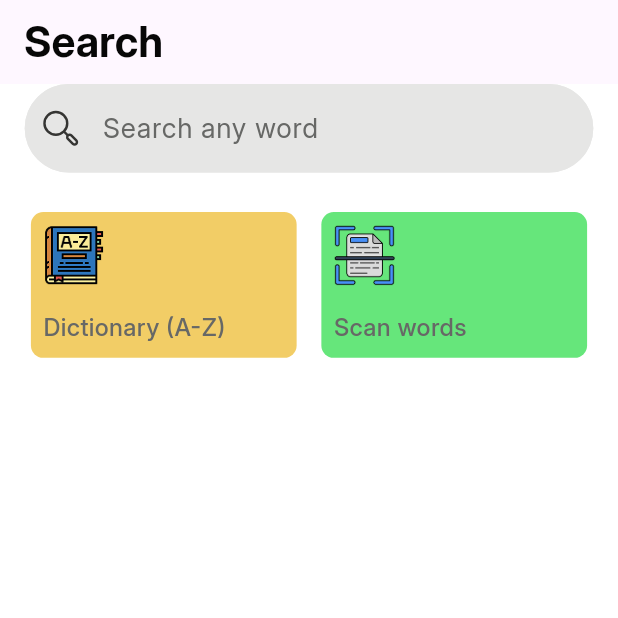
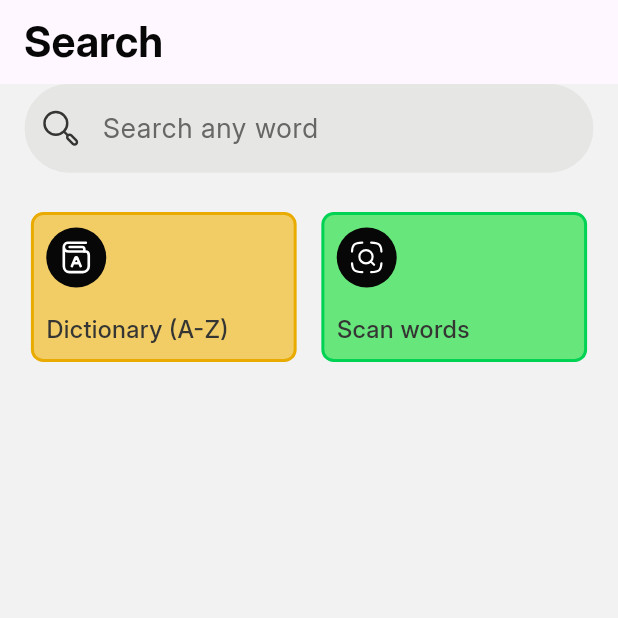
Before and after one commit to jerrito/Dictionary_app, a Flutter app: the DictionaryPage screen opened directly with empty values, on a phone screen of 412 x 824 dp, the top half of it. Run offline on Flutter 3.47's test engine with Material 3 defaults, Android fonts, the phone set to English and light mode, and no system bars; our stand-ins replace audioplayers, bloc, dartz, equatable, floor, flutter_bloc and 7 more; missing offline and left inert: data_connection_checker_nulls, google_mlkit_text_recognition, numerus; accounts and stored records are empty; generated files the repository leaves out were written again.

Commit message:
rf: home_ui changes

```diff
--- a/lib/core/assets/svgs.dart
+++ b/lib/core/assets/svgs.dart
@@ -10,4 +10,6 @@ class DictionarySvgs {
   static const volumeSVG = "${base}volume-high.svg";
   static const discoverSVG = "${base}discover-square.svg";
   static const moreHorizontalSVG = "${base}more-horizontal-circle.svg";
+  static const bookSVG = "${base}book.svg";
+  static const searchScanSVG = "${base}search.svg";
 }
--- a/lib/core/themes/colors.dart
+++ b/lib/core/themes/colors.dart
@@ -2,6 +2,7 @@ import 'package:flutter/material.dart';
 
 class DictionaryColors {
   static const whiteBackground = Color(0xffF2F2F2);
+  static const white = Color(0xffFFFFFF);
   static const blackBackground = Color(0xff070707);
 
   // Primary colors
@@ -34,4 +35,8 @@ class DictionaryColors {
   static const warning300 = Color(0xffF2CD66);
   static const warning150 = Color(0xffF8E6B2);
   static const warning75 = Color(0xffFCF2D9);
+
+  // shadow colors
+  static const darkShadow = Color(0xffCECECE);
+  static const lightShadow = Color(0xff00001A);
 }
--- a/lib/features/dictionary/presentation/pages/dictionary_page.dart
+++ b/lib/features/dictionary/presentation/pages/dictionary_page.dart
@@ -3,6 +3,7 @@ import 'package:flutter/services.dart';
 import 'package:flutter_bloc/flutter_bloc.dart';
 import 'package:riverpod_learn/core/size.dart';
 import 'package:riverpod_learn/core/space.dart';
+import 'package:riverpod_learn/core/themes/colors.dart';
 import 'package:riverpod_learn/core/widgets/text_form_field.dart';
 import 'package:riverpod_learn/features/dictionary/presentation/bloc/dictionary_bloc.dart';
 import 'package:riverpod_learn/features/dictionary/presentation/pages/results_page.dart';
@@ -55,6 +56,9 @@ class _DictionaryPageState extends State<DictionaryPage> {
     final words = context.read<WordsProvider>().words;
 
     return Scaffold(
+      backgroundColor: Theme.of(context).brightness == Brightness.dark
+          ? DictionaryColors.blackBackground
+          : DictionaryColors.whiteBackground,
       floatingActionButton: FloatingSearchButton(
           hasJobs: wordsProvider?.hasWords ?? false,
           onTap: () => widget.controller.animateTo(
--- a/lib/features/dictionary/presentation/widgets/default_page.dart
+++ b/lib/features/dictionary/presentation/widgets/default_page.dart
@@ -5,6 +5,7 @@ import 'package:flutter/material.dart';
 import 'package:flutter_bloc/flutter_bloc.dart';
 import 'package:google_mlkit_text_recognition/google_mlkit_text_recognition.dart';
 import 'package:riverpod_learn/core/assets/images.dart';
+import 'package:riverpod_learn/core/assets/svgs.dart';
 import 'package:riverpod_learn/core/size.dart';
 import 'package:riverpod_learn/core/space.dart';
 import 'package:riverpod_learn/core/themes/colors.dart';
@@ -48,6 +49,7 @@ class _DefaultPageState extends State<DefaultPage> {
           await textRecognizer.processImage(InputImage.fromFile(file!));
 
       String text = recognizedText.text;
+      print(text);
       for (TextBlock block in recognizedText.blocks) {
         final Rect rect = block.boundingBox;
         final List<Point<int>> cornerPoints = block.cornerPoints;
@@ -59,7 +61,21 @@ class _DefaultPageState extends State<DefaultPage> {
           for (TextElement element in line.elements) {
             // Same getters as TextBlock
             print(element.text);
-            widget.scanWordTap(element.text);
+            RegExp regExp = RegExp(r'\b[a-zA-Z]+\b');
+
+            // Find all matches of alphabetic words
+            Iterable<Match> matches = regExp.allMatches(element.text);
+
+            // Extract words
+            List<String> words =
+                matches.map((match) => match.group(0)!).toList();
+
+            for (String word in words) {
+              print(word);
+              widget.scanWordTap(word);
+            }
+            // if (RegExp(r'\b[a-zA-Z]+\b').hasMatch(element.text)) {
+            // }
           }
         }
       }
@@ -85,8 +101,9 @@ class _DefaultPageState extends State<DefaultPage> {
           children: [
             DictionaryScannerWidget(
               label: "Dictionary (A-Z)",
-              image: DictionaryImages.dictionary,
+              image: DictionarySvgs.bookSVG,
               color: DictionaryColors.warning300,
+              borderColor: DictionaryColors.warningBase,
               onTap: widget.dictionaryOnTap,
             ),
             BlocListener(
@@ -103,8 +120,9 @@ class _DefaultPageState extends State<DefaultPage> {
               },
               child: DictionaryScannerWidget(
                 label: "Scan words",
-                image: DictionaryImages.scannerImage,
+                image: DictionarySvgs.searchScanSVG,
                 color: DictionaryColors.success300,
+                borderColor: DictionaryColors.successBase,
                 onTap: () => wordBloc.add(const TakePictureEvent()),
               ),
             ),
--- a/lib/features/dictionary/presentation/widgets/dictionary_scanner_widget.dart
+++ b/lib/features/dictionary/presentation/widgets/dictionary_scanner_widget.dart
@@ -1,4 +1,5 @@
 import 'package:flutter/material.dart';
+import 'package:flutter_svg/svg.dart';
 import 'package:riverpod_learn/core/extensions.dart';
 import 'package:riverpod_learn/core/size.dart';
 import 'package:riverpod_learn/core/themes/colors.dart';
@@ -9,11 +10,12 @@ class DictionaryScannerWidget extends StatelessWidget {
     required this.label,
     required this.image,
     this.onTap,
-    this.color,
+    required this.color,
+    required this.borderColor,
   });
   final String label, image;
   final VoidCallback? onTap;
-  final Color? color;
+  final Color color, borderColor;
 
   @override
   Widget build(BuildContext context) {
@@ -22,6 +24,10 @@ class DictionaryScannerWidget extends StatelessWidget {
       child: Container(
         decoration: BoxDecoration(
             color: color,
+            border: Border.all(
+              color: borderColor,
+              width: 2,
+            ),
             borderRadius: BorderRadius.circular(
               Sizes.height(context, 0.01),
             )),
@@ -40,15 +46,32 @@ class DictionaryScannerWidget extends StatelessWidget {
             0.02,
           ),
           children: [
-            Image.asset(
-              image,
-              height: Sizes.height(context, 0.05),
-              width: Sizes.width(context, 0.1),
+            CircleAvatar(
+              backgroundColor: DictionaryColors.blackBackground,
+              child: Padding(
+                padding: EdgeInsets.symmetric(
+                  horizontal: Sizes.width(
+                    context,
+                    0.02,
+                  ),
+                  vertical: Sizes.width(
+                    context,
+                    0.01,
+                  ),
+                ),
+                child: SvgPicture.asset(
+                  image,
+                  height: Sizes.height(context, 0.05),
+                  width: Sizes.width(context, 0.1),
+                ),
+              ),
             ),
             Text(
               label,
-              style: context.themeData.textTheme.bodyMedium
-                  ?.copyWith(color: DictionaryColors.primary300),
+              style: context.themeData.textTheme.bodyMedium?.copyWith(
+                color: DictionaryColors.primary400,
+                fontWeight: FontWeight.w500,
+              ),
             )
           ],
         ),
```
Also changed, not shown: lib/features/dictionary/presentation/widgets/searched_words.dart (+24 -9 lines), assets/images/dictionary.png (deleted), assets/images/scanner.png (deleted), assets/svgs/book.svg (added), assets/svgs/search.svg (added).
